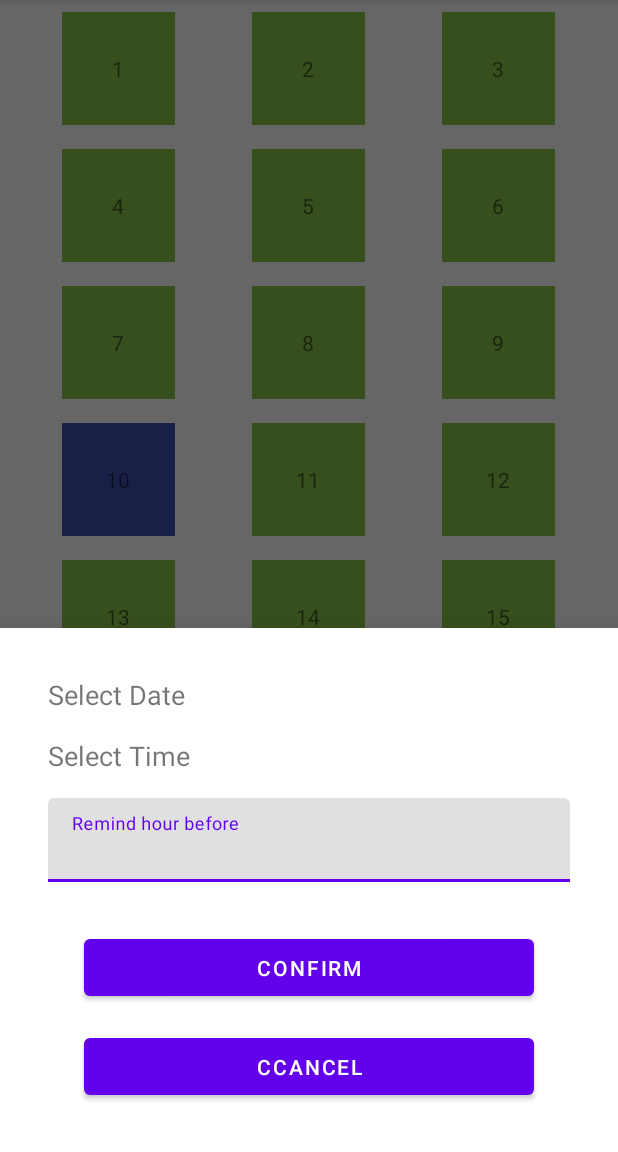
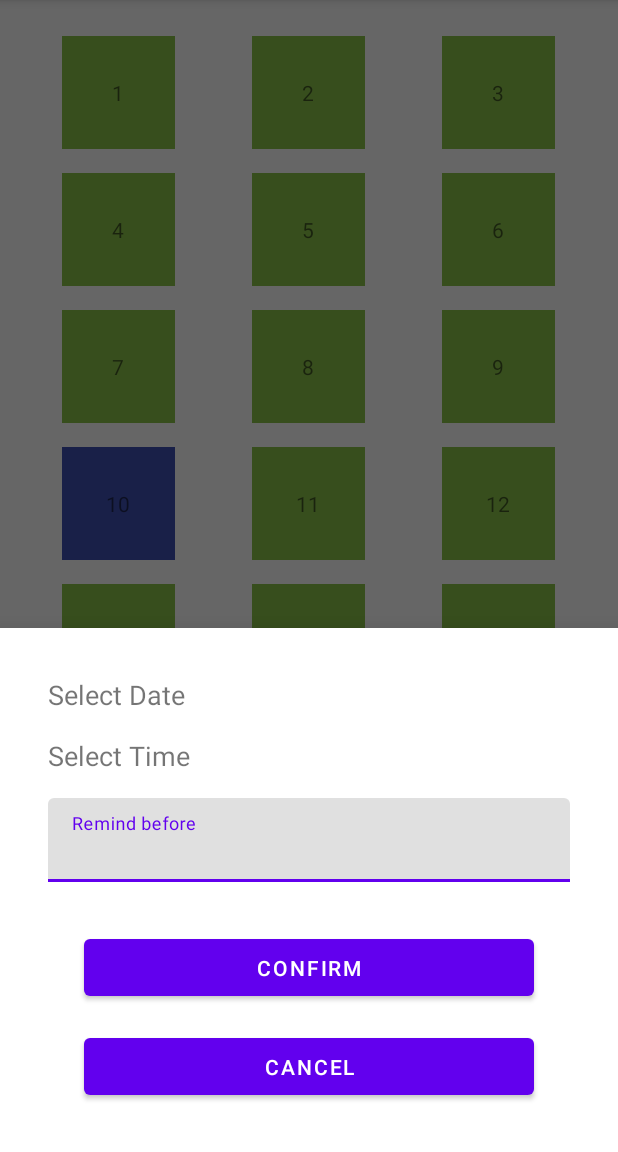
Before and after one commit to veda2wratha/BusTicketBooking, an Android app: the screen it shows after launch (BusSeatActivity), after a tap on "10", on a phone screen of 412 x 824 dp, the part 84-1236 px from its top. Run offline under Robolectric (Android 15) with nearby library versions, the phone set to English and light mode, and no system bars; our stand-ins replace Dagger/Hilt's generated code, Room's generated code.

```diff
--- a/app/src/main/AndroidManifest.xml
+++ b/app/src/main/AndroidManifest.xml
@@ -19,6 +19,11 @@
                 <category android:name="android.intent.category.LAUNCHER" />
             </intent-filter>
         </activity>
+
+        <receiver
+            android:name=".broadcasts.BusSeatNotificationReceiver"
+            android:exported="false" />
+
     </application>
 
 </manifest>
--- a/app/src/main/res/layout/activity_bus_seat.xml
+++ b/app/src/main/res/layout/activity_bus_seat.xml
@@ -12,6 +12,7 @@
         android:layout_height="match_parent"
         android:layout_marginStart="16dp"
         android:layout_marginEnd="16dp"
+        android:layout_marginTop="16dp"
         android:layout_gravity="center_horizontal"
         tools:listitem="@layout/item_layout"
         app:layout_constraintBottom_toBottomOf="parent"
--- a/app/src/main/res/layout/layout_seat_book.xml
+++ b/app/src/main/res/layout/layout_seat_book.xml
@@ -6,19 +6,18 @@
     android:gravity="center"
     android:padding="32dp">
 
-
     <TextView
         android:id="@+id/date"
         android:layout_width="match_parent"
         android:layout_height="wrap_content"
-        android:text="Select Date"
+        android:text="@string/select_date"
         android:textSize="18sp"/>
 
     <TextView
         android:id="@+id/time"
         android:layout_width="match_parent"
         android:layout_height="wrap_content"
-        android:text="Select Time"
+        android:text="@string/select_time"
         android:layout_marginTop="16dp"
         android:textSize="18sp"/>
 
@@ -33,7 +32,7 @@
             android:layout_height="wrap_content"
             android:inputType="number"
             android:maxLength="1"
-            android:hint="Remind hour before" />
+            android:hint="@string/remind_before" />
     </com.google.android.material.textfield.TextInputLayout>
 
     <Button
@@ -42,7 +41,7 @@
         android:layout_gravity="center"
         android:layout_height="50dp"
         android:layout_marginTop="32dp"
-        android:text="Confirm"/>
+        android:text="@string/confirm"/>
 
     <Button
         android:id="@+id/btnCancel"
@@ -50,6 +49,6 @@
         android:layout_gravity="center"
         android:layout_height="50dp"
         android:layout_marginTop="16dp"
-        android:text="Ccancel"/>
+        android:text="@string/cancel"/>
 
 </LinearLayout>
--- a/app/src/main/res/values/strings.xml
+++ b/app/src/main/res/values/strings.xml
@@ -1,3 +1,8 @@
 <resources>
     <string name="app_name">Bus Ticket Booking</string>
+    <string name="confirm">Confirm</string>
+    <string name="cancel">Cancel</string>
+    <string name="remind_before">Remind before</string>
+    <string name="select_date">Select Date</string>
+    <string name="select_time">Select Time</string>
 </resources>
```
Also changed, not shown: app/src/main/java/com/veda/busticketbooking/broadcasts/BusSeatNotificationReceiver.kt (added, +53 -0 lines), app/src/main/java/com/veda/busticketbooking/ui/BusSeatActivity.kt (+31 -0 lines).
